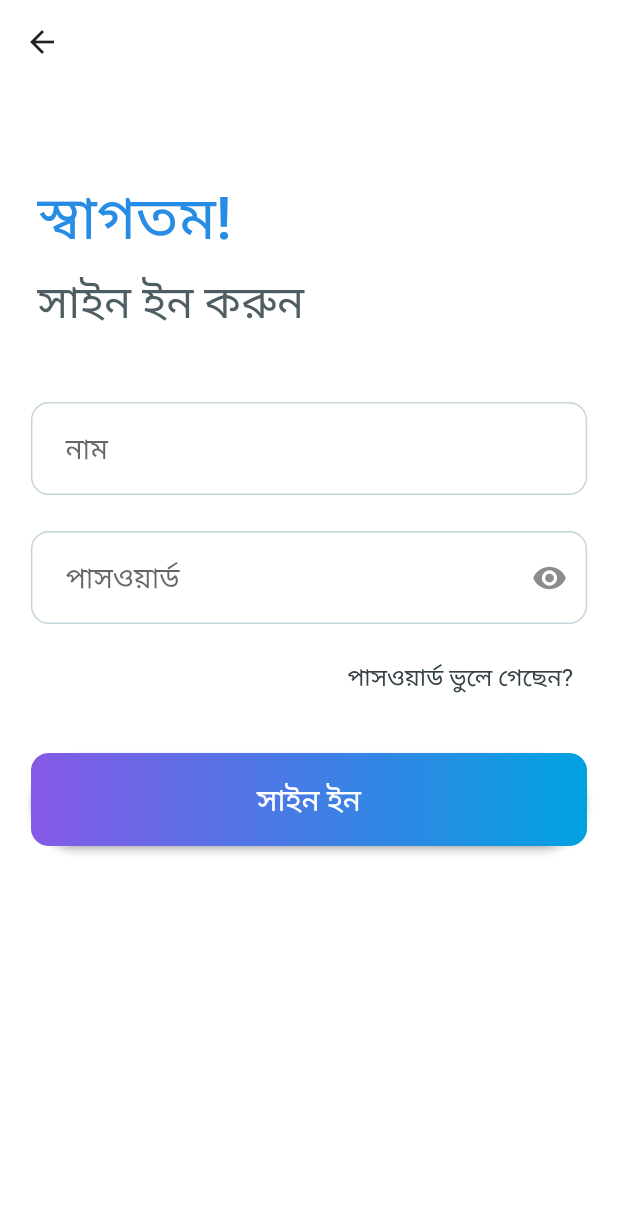
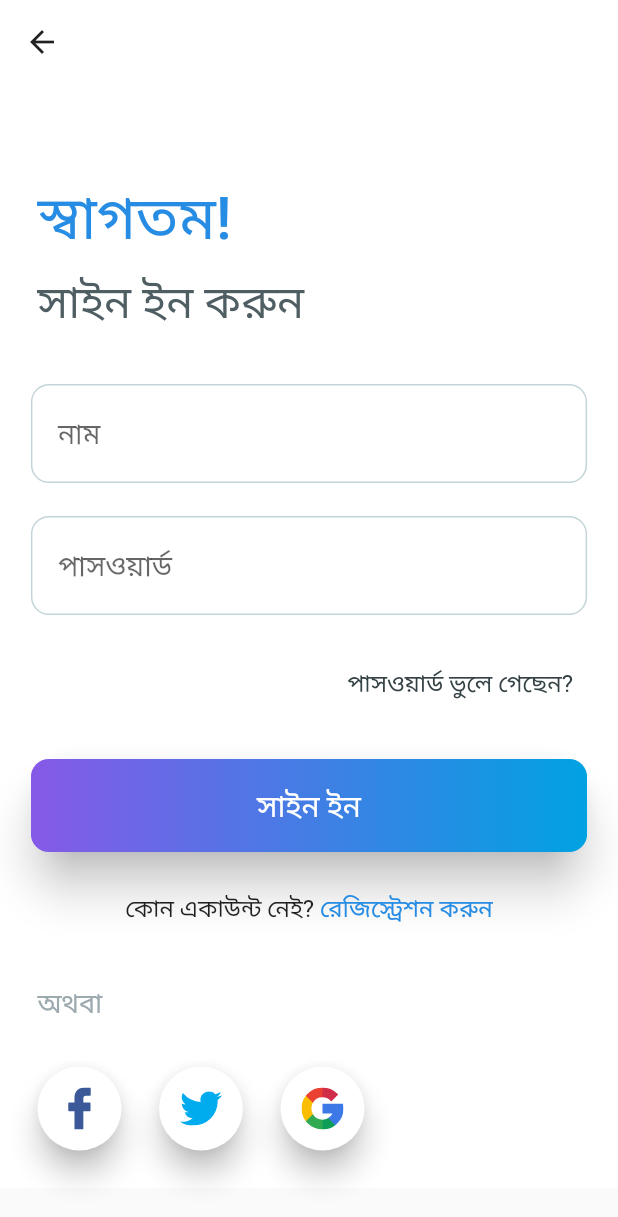
Before and after one commit to thealiflab/EnzaimeV2, a Flutter app: the screen it shows after launch, on a phone screen of 412 x 824 dp. Shown: the top 1217 px of the screen. Run offline on Flutter 3.47's test engine with Material 2 defaults, Android fonts, the phone set to English and light mode, and no system bars; our stand-ins replace flutter_svg.

Commit message:
login_screen complete ui design

```diff
--- /dev/null
+++ b/lib/components/constants.dart
@@ -0,0 +1,36 @@
+import 'package:flutter/material.dart';
+
+const kTextFieldDecoration = InputDecoration(
+//  border: InputBorder.none,
+  contentPadding: EdgeInsets.symmetric(
+    vertical: 20,
+    horizontal: 18,
+  ),
+  border: OutlineInputBorder(
+    borderRadius: BorderRadius.all(
+      Radius.circular(12.0),
+    ),
+  ),
+  enabledBorder: OutlineInputBorder(
+    borderSide: BorderSide(
+      color: Color(0xFFC4D5D9),
+      width: 1.0,
+    ),
+    borderRadius: BorderRadius.all(
+      Radius.circular(12.0),
+    ),
+  ),
+  focusedBorder: OutlineInputBorder(
+    borderSide: BorderSide(
+      color: Colors.blueAccent,
+      width: 2.0,
+    ),
+    borderRadius: BorderRadius.all(
+      Radius.circular(12.0),
+    ),
+  ),
+  hintText: "নাম",
+  hintStyle: TextStyle(
+    fontSize: 19,
+  ),
+);
--- /dev/null
+++ b/lib/components/gradient_button.dart
@@ -0,0 +1,46 @@
+import 'package:flutter/material.dart';
+
+class GradientButton extends StatelessWidget {
+  final String buttonText;
+  final Function onTap;
+  GradientButton({this.buttonText, @required this.onTap});
+
+  @override
+  Widget build(BuildContext context) {
+    Size size = MediaQuery.of(context).size;
+    return Container(
+      height: 62.0,
+      width: size.width * 0.90,
+      child: RaisedButton(
+        elevation: 13,
+        onPressed: onTap,
+        shape: RoundedRectangleBorder(
+          borderRadius: BorderRadius.circular(80.0),
+        ),
+        padding: EdgeInsets.all(0.0),
+        child: Ink(
+          decoration: BoxDecoration(
+              gradient: LinearGradient(
+                colors: [Color(0xFF8659E7), Color(0xFF00A2E2)],
+                begin: Alignment.centerLeft,
+                end: Alignment.centerRight,
+              ),
+              borderRadius: BorderRadius.circular(12.0)),
+          child: Container(
+            constraints:
+                BoxConstraints(maxWidth: size.width * 0.9, minHeight: 50.0),
+            alignment: Alignment.center,
+            child: Text(
+              buttonText,
+              textAlign: TextAlign.center,
+              style: TextStyle(
+                color: Colors.white,
+                fontSize: 20,
+              ),
+            ),
+          ),
+        ),
+      ),
+    );
+  }
+}
--- a/lib/components/icons.dart
+++ b/lib/components/icons.dart
@@ -1 +1,4 @@
 final String enzaimeLogoText = 'assets/icons/enzaime-logo.svg';
+final String facebooklogo = 'assets/icons/facebooklogo.svg';
+final String twitterlogo = 'assets/icons/twitterlogo.svg';
+final String googlelogo = 'assets/icons/googlelogo.svg';
--- /dev/null
+++ b/lib/components/social_floating_button.dart
@@ -0,0 +1,25 @@
+import 'package:flutter/material.dart';
+import 'package:flutter_svg/flutter_svg.dart';
+
+class SocialFloatingButton extends StatelessWidget {
+  final String logo;
+
+  SocialFloatingButton({@required this.logo});
+
+  @override
+  Widget build(BuildContext context) {
+    return Padding(
+      padding: EdgeInsets.only(left: 25, bottom: 25),
+      child: FloatingActionButton(
+        elevation: 8,
+        onPressed: () {},
+        child: SvgPicture.asset(
+          logo,
+          height: 28,
+          width: 28,
+        ),
+        backgroundColor: Colors.white,
+      ),
+    );
+  }
+}
--- /dev/null
+++ b/lib/components/text_field_container.dart
@@ -0,0 +1,18 @@
+import 'package:flutter/material.dart';
+
+class TextFieldContainer extends StatelessWidget {
+  final Widget child;
+  TextFieldContainer({this.child});
+
+  @override
+  Widget build(BuildContext context) {
+    Size size = MediaQuery.of(context).size;
+    return Container(
+      child: Padding(
+        padding: EdgeInsets.only(
+            left: size.width * 0.05, right: size.width * 0.05, bottom: 22),
+        child: child,
+      ),
+    );
+  }
+}
--- a/lib/main.dart
+++ b/lib/main.dart
@@ -12,7 +12,11 @@ class MyApp extends StatelessWidget {
 //      theme: ThemeData(
 //        primarySwatch: Colors.blue,
 //      ),
-      home: LoginScreen(),
+      initialRoute: LoginScreen.id,
+      routes: {
+        //OpeningScreen.id: (context) => OpeningScreen(),
+        LoginScreen.id: (context) => LoginScreen(),
+      },
     );
   }
 }
--- a/lib/screens/login_screen.dart
+++ b/lib/screens/login_screen.dart
@@ -1,12 +1,17 @@
-import 'package:flutter/cupertino.dart';
 import 'package:flutter/material.dart';
+import 'package:enzaimev2/components/constants.dart';
+import 'package:enzaimev2/components/icons.dart';
+import 'package:enzaimev2/components/text_field_container.dart';
+import 'package:enzaimev2/components/gradient_button.dart';
+import 'package:enzaimev2/components/social_floating_button.dart';
 
-//TODO-1: Watch messenger app tutorial before 10 no video
 //TODO-2: Add border focus functionality
 //TODO-3: Screen overflow have to solve
 //TODO-4: Refactor
 
 class LoginScreen extends StatelessWidget {
+  static const String id = "login_screen";
+
   @override
   Widget build(BuildContext context) {
     return Scaffold(
@@ -21,6 +26,7 @@ class LoginScreen extends StatelessWidget {
       body: Container(
         color: Colors.white,
         child: SafeArea(
+          child: SingleChildScrollView(
             child: Column(
               children: <Widget>[
                 SizedBox(
@@ -64,24 +70,14 @@ class LoginScreen extends StatelessWidget {
                   children: <Widget>[
                     TextFieldContainer(
                       child: TextField(
-                      decoration: InputDecoration(
-                        border: InputBorder.none,
-                        hintText: "নাম",
-                        hintStyle: TextStyle(
-                          fontSize: 19,
-                        ),
-                      ),
+                        decoration: kTextFieldDecoration,
                       ),
                     ),
                     TextFieldContainer(
                       child: TextField(
-                      decoration: InputDecoration(
-                        border: InputBorder.none,
-                        hintText: "পাসওয়ার্ড",
-                        hintStyle: TextStyle(
-                          fontSize: 19,
-                        ),
-                        suffixIcon: Icon(Icons.visibility),
+                        obscureText: true,
+                        decoration: kTextFieldDecoration.copyWith(
+                          hintText: 'পাসওয়ার্ড',
                         ),
                       ),
                     ),
@@ -94,9 +90,13 @@ class LoginScreen extends StatelessWidget {
                   ),
                   child: Align(
                     alignment: Alignment.centerRight,
+                    child: InkWell(
+                      onTap: () {},
                       child: Text(
                         'পাসওয়ার্ড ভুলে গেছেন?',
-                    style: TextStyle(fontSize: 16, color: Color(0xFF344145)),
+                        style:
+                            TextStyle(fontSize: 16, color: Color(0xFF344145)),
+                      ),
                     ),
                   ),
                 ),
@@ -107,49 +107,61 @@ class LoginScreen extends StatelessWidget {
                   onTap: () {},
                   buttonText: "সাইন ইন",
                 ),
-            ],
+                SizedBox(
+                  height: 26,
+                ),
+                Row(
+                  mainAxisAlignment: MainAxisAlignment.center,
+                  children: <Widget>[
+                    Text(
+                      'কোন একাউন্ট নেই? ',
+                      style: TextStyle(
+                        fontSize: 16,
+                      ),
+                    ),
+                    InkWell(
+                      onTap: () {},
+                      child: Text(
+                        'রেজিস্ট্রেশন করুন',
+                        style: TextStyle(
+                          fontSize: 16,
+                          color: Color(0xFF278CE3),
                         ),
                       ),
                     ),
-    );
-  }
-}
-
-class GradientButton extends StatelessWidget {
-  final String buttonText;
-  final Function onTap;
-  GradientButton({this.buttonText, @required this.onTap});
-
-  @override
-  Widget build(BuildContext context) {
-    Size size = MediaQuery.of(context).size;
-    return Container(
-      height: 62.0,
-      child: RaisedButton(
-        onPressed: onTap,
-        shape: RoundedRectangleBorder(
-          borderRadius: BorderRadius.circular(80.0),
+                  ],
                 ),
-        padding: EdgeInsets.all(0.0),
-        child: Ink(
-          decoration: BoxDecoration(
-              gradient: LinearGradient(
-                colors: [Color(0xFF8659E7), Color(0xFF00A2E2)],
-                begin: Alignment.centerLeft,
-                end: Alignment.centerRight,
+                Padding(
+                  padding: EdgeInsets.only(
+                    left: 25,
+                    top: 40,
+                    bottom: 30,
                   ),
-              borderRadius: BorderRadius.circular(12.0)),
-          child: Container(
-            constraints:
-                BoxConstraints(maxWidth: size.width * 0.9, minHeight: 50.0),
-            alignment: Alignment.center,
+                  child: Align(
+                    alignment: Alignment.topLeft,
                     child: Text(
-              buttonText,
-              textAlign: TextAlign.center,
+                      'অথবা',
                       style: TextStyle(
-                color: Colors.white,
-                fontSize: 20,
+                        fontSize: 18,
+                        color: Color(0xFF9CAAAF),
                       ),
+                    ),
+                  ),
+                ),
+                Row(
+                  children: <Widget>[
+                    SocialFloatingButton(
+                      logo: facebooklogo,
+                    ),
+                    SocialFloatingButton(
+                      logo: twitterlogo,
+                    ),
+                    SocialFloatingButton(
+                      logo: googlelogo,
+                    ),
+                  ],
+                ),
+              ],
             ),
           ),
         ),
@@ -157,28 +169,3 @@ class GradientButton extends StatelessWidget {
     );
   }
 }
-
-class TextFieldContainer extends StatelessWidget {
-  final Widget child;
-  TextFieldContainer({this.child});
-
-  @override
-  Widget build(BuildContext context) {
-    Size size = MediaQuery.of(context).size;
-    return Container(
-      padding: EdgeInsets.symmetric(vertical: 5),
-      margin: EdgeInsets.all(12.0),
-      width: size.width * 0.9,
-      decoration: BoxDecoration(
-        border: Border.all(
-          color: Color(0xFFC4D5D9),
-        ),
-        borderRadius: BorderRadius.circular(12.0),
-      ),
-      child: Padding(
-        padding: EdgeInsets.only(left: 22),
-        child: child,
-      ),
-    );
-  }
-}
--- a/lib/screens/opening_screen.dart
+++ b/lib/screens/opening_screen.dart
@@ -3,6 +3,8 @@ import 'package:flutter_svg/flutter_svg.dart';
 import 'package:enzaimev2/components/icons.dart';
 
 class OpeningScreen extends StatelessWidget {
+  static const String id = "openning_screen";
+
   @override
   Widget build(BuildContext context) {
     return Scaffold(
```
Also changed, not shown: assets/icons/facebooklogo.svg (added), assets/icons/googlelogo.svg (added), assets/icons/twitterlogo.svg (added), lib/screens/registration_screen.dart (added). Lines whose indentation alone changed are shown as unchanged.
